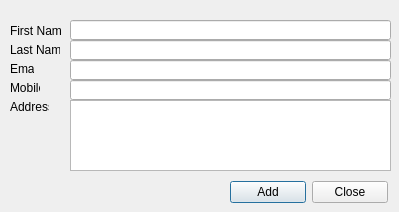
aviikc/gui, file addressBook/add_new_dialg.ui: the form before one commit.
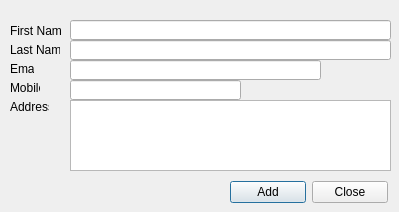
The form after the commit.

What changed in the file:
```diff
--- a/addressBook/add_new_dialg.ui
+++ b/addressBook/add_new_dialg.ui
@@ -103,7 +103,7 @@
     <rect>
      <x>70</x>
      <y>60</y>
-     <width>321</width>
+     <width>251</width>
      <height>20</height>
     </rect>
    </property>
@@ -113,7 +113,7 @@
     <rect>
      <x>70</x>
      <y>80</y>
-     <width>321</width>
+     <width>171</width>
      <height>20</height>
     </rect>
    </property>
```
